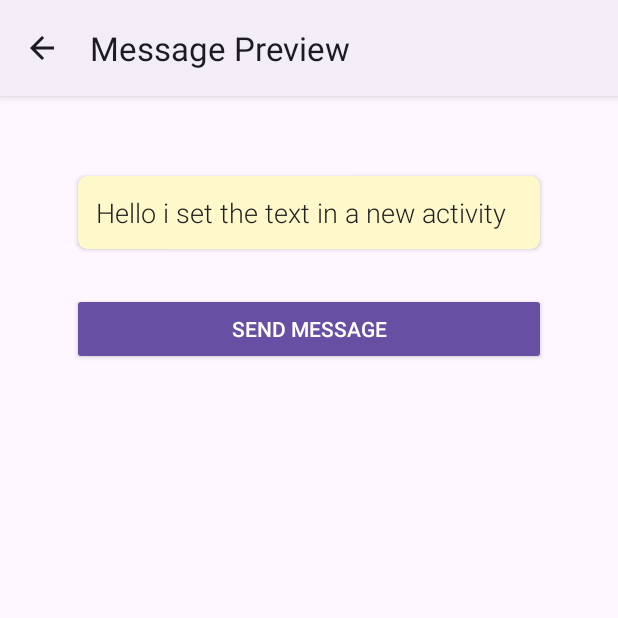
After one commit to kem79/My-Self-Promo-App, an Android app: the PreviewActivity screen opened directly, with no data from a screen before it, on a phone screen of 412 x 824 dp, the top half of it. The commit adds this screen. Run offline under Robolectric (Android 15) with nearby library versions, the phone set to English and light mode, and no system bars.

Commit message:
create preview activity and layout #7

```diff
--- a/app/build.gradle.kts
+++ b/app/build.gradle.kts
@@ -49,4 +49,5 @@ dependencies {
     androidTestImplementation(libs.androidx.junit)
     androidTestImplementation(libs.androidx.espresso.core)
     implementation(libs.material)
+    implementation(libs.androidx.cardview)
 }
--- a/app/src/main/AndroidManifest.xml
+++ b/app/src/main/AndroidManifest.xml
@@ -12,6 +12,11 @@
         android:supportsRtl="true"
         android:theme="@style/Theme.TheSelfPromoApp">
         <activity
+            android:name=".PreviewActivity"
+            android:exported="false"
+            android:label="Message Preview"
+            android:parentActivityName=".MainActivity" />
+        <activity
             android:name=".MainActivity"
             android:exported="true">
             <intent-filter>
--- a/app/src/main/java/com/marcal/selfpromoapp/MainActivity.kt
+++ b/app/src/main/java/com/marcal/selfpromoapp/MainActivity.kt
@@ -1,5 +1,6 @@
 package com.marcal.selfpromoapp
 
+import android.content.Intent
 import android.os.Bundle
 import android.util.Log
 import android.widget.Toast
@@ -31,8 +32,7 @@ class MainActivity : AppCompatActivity() {
         val immediateStart = binding.checkBoxImmediateStart.isChecked
         val startDate = binding.editTextStartDate.text.toString()
 
-        val testString = "Contact Name: $contactName, Contact Number: $contactNumber"
-        Toast.makeText(this, testString, Toast.LENGTH_LONG).show()
-
+        val previewActivityIntent = Intent(this, PreviewActivity::class.java)
+        startActivity(previewActivityIntent)
     }
 }
--- /dev/null
+++ b/app/src/main/java/com/marcal/selfpromoapp/PreviewActivity.kt
@@ -0,0 +1,19 @@
+package com.marcal.selfpromoapp
+
+import android.os.Bundle
+import androidx.activity.enableEdgeToEdge
+import androidx.appcompat.app.AppCompatActivity
+import androidx.core.view.ViewCompat
+import androidx.core.view.WindowInsetsCompat
+import com.marcal.selfpromoapp.databinding.ActivityPreviewBinding
+
+class PreviewActivity : AppCompatActivity() {
+    override fun onCreate(savedInstanceState: Bundle?) {
+        super.onCreate(savedInstanceState)
+        val binding = ActivityPreviewBinding.inflate(layoutInflater)
+        val view = binding.root
+        setContentView(view)
+        binding.textViewMessage.text = "Hello i set the text in a new activity"
+
+    }
+}
--- /dev/null
+++ b/app/src/main/res/layout/activity_preview.xml
@@ -0,0 +1,37 @@
+<?xml version="1.0" encoding="utf-8"?>
+<LinearLayout xmlns:android="http://schemas.android.com/apk/res/android"
+    xmlns:app="http://schemas.android.com/apk/res-auto"
+    xmlns:tools="http://schemas.android.com/tools"
+    android:id="@+id/main"
+    android:layout_width="match_parent"
+    android:layout_height="match_parent"
+    android:orientation="vertical"
+    android:padding="48dp">
+
+    <androidx.cardview.widget.CardView
+        android:layout_width="match_parent"
+        android:layout_height="wrap_content"
+        app:cardBackgroundColor="#FFF8CB"
+        app:cardCornerRadius="6dp"
+        app:cardUseCompatPadding="true">
+
+        <TextView
+            android:id="@+id/text_view_message"
+            android:layout_width="match_parent"
+            android:layout_height="wrap_content"
+            android:layout_margin="12dp"
+            android:fontFamily="sans-serif-light"
+            android:textColor="#212121"
+            android:textSize="18sp"
+            tools:text="this is the new message that goes on multiple lines" />
+    </androidx.cardview.widget.CardView>
+
+    <Button
+        android:id="@+id/button_send_message"
+        style="@style/Widget.AppCompat.Button.Colored"
+        android:layout_width="match_parent"
+        android:layout_height="wrap_content"
+        android:layout_marginTop="24dp"
+        android:text="Send Message" />
+
+</LinearLayout>
--- a/gradle/libs.versions.toml
+++ b/gradle/libs.versions.toml
@@ -1,5 +1,6 @@
 [versions]
 agp = "8.13.0"
+cardview = "1.0.0"
 kotlin = "2.0.21"
 coreKtx = "1.17.0"
 junit = "4.13.2"
@@ -11,6 +12,7 @@ activity = "1.11.0"
 constraintlayout = "2.2.1"
 
 [libraries]
+androidx-cardview = { module = "androidx.cardview:cardview", version.ref = "cardview" }
 androidx-core-ktx = { group = "androidx.core", name = "core-ktx", version.ref = "coreKtx" }
 junit = { group = "junit", name = "junit", version.ref = "junit" }
 androidx-junit = { group = "androidx.test.ext", name = "junit", version.ref = "junitVersion" }
```
